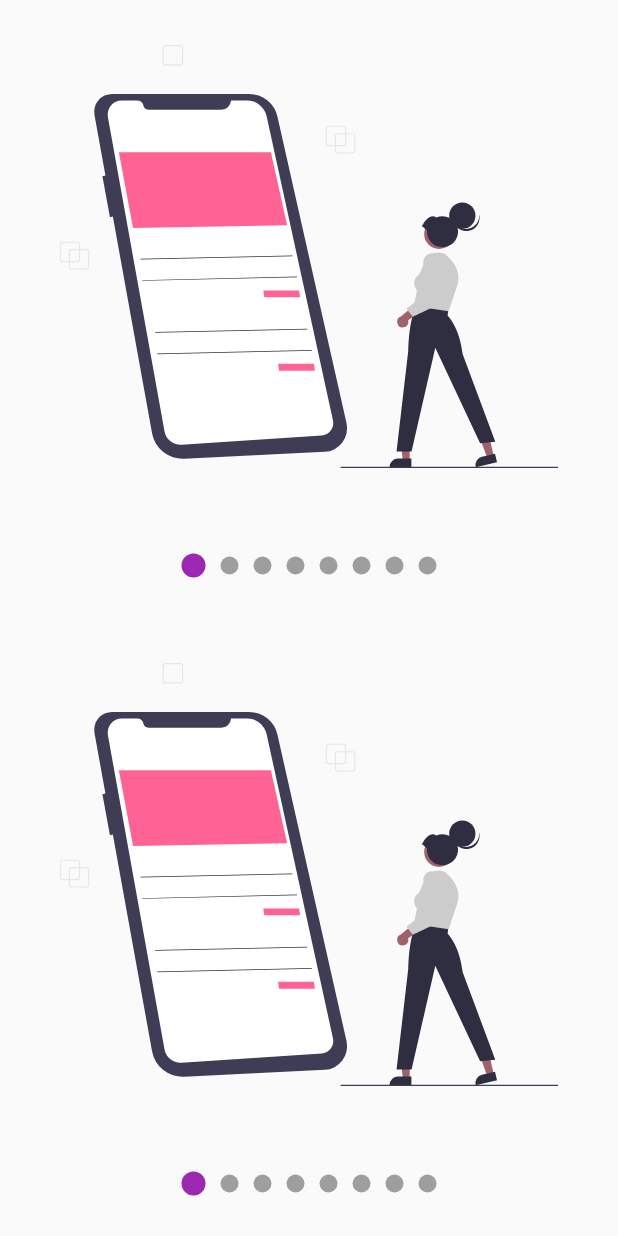
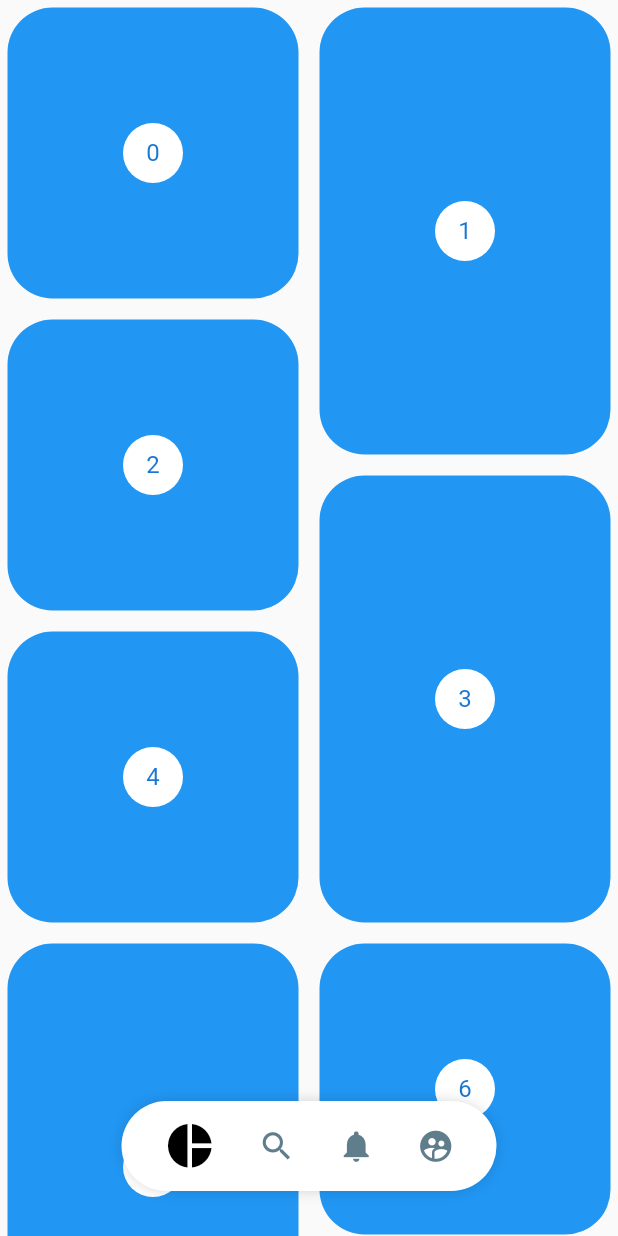
Before and after one commit to NachoBaez18/diseno3.0, a Flutter app: the screen it shows after launch, on a phone screen of 412 x 824 dp. Run offline on Flutter 3.47's test engine with Material 2 defaults, Android fonts, the light colour scheme and no system bars; our stand-ins replace flutter_svg.

Commit message:
agregamos menus y listados tipo pintreres

```diff
--- a/lib/main.dart
+++ b/lib/main.dart
@@ -2,7 +2,8 @@
 //import 'package:disenosp2/labs/circular_progress.dart';
 //import 'package:disenosp2/pages/graficas_circulares_page.dart';
 //import 'package:disenosp2/labs/slideShow_page.dart';
-import 'package:disenosp2/pages/slideShow_page.dart';
+import 'package:disenosp2/pages/pinteres_page.dart';
+//import 'package:disenosp2/pages/slideShow_page.dart';
 //import 'package:disenosp2/retos/cuadrado_animado_pages.dart';
 import 'package:flutter/material.dart';
 
@@ -16,7 +17,7 @@ class MyApp extends StatelessWidget {
     return MaterialApp(
       debugShowCheckedModeBanner: false,
       title: 'Diseños App',
-      home: SlidesshowPage(),
+      home: PinteresPage(),
     );
   }
 }
--- /dev/null
+++ b/lib/pages/pinteres_page.dart
@@ -0,0 +1,136 @@
+import 'package:disenosp2/widgets/pinteres_menu_widget.dart';
+import 'package:flutter/material.dart';
+import 'package:flutter_staggered_grid_view/flutter_staggered_grid_view.dart';
+import 'package:provider/provider.dart';
+
+class PinteresPage extends StatelessWidget {
+  @override
+  Widget build(BuildContext context) {
+    return ChangeNotifierProvider(
+      create: (_) => new _MenuModel(),
+      child: Scaffold(
+        body: Stack(
+          children: [PinteresGrid(), _PinteresMenuPosition()],
+        ),
+        //  body: PinterestMenu(),
+      ),
+    );
+  }
+}
+
+class _PinteresMenuPosition extends StatelessWidget {
+  @override
+  Widget build(BuildContext context) {
+    final widthPantalla = MediaQuery.of(context).size.width;
+    final mostrar = Provider.of<_MenuModel>(context).mostrar;
+    return Positioned(
+        bottom: 30,
+        child: Container(
+          width: widthPantalla,
+          child: Align(
+            child: PinterestMenu(
+              items: [
+                PinteresButton(
+                    onPressed: () {
+                      print('Icon pie_chart');
+                    },
+                    icon: Icons.pie_chart),
+                PinteresButton(
+                    onPressed: () {
+                      print('Icon search');
+                    },
+                    icon: Icons.search),
+                PinteresButton(
+                    onPressed: () {
+                      print('Icon notifications');
+                    },
+                    icon: Icons.notifications),
+                PinteresButton(
+                    onPressed: () {
+                      print('Icon supervised_user_circle');
+                    },
+                    icon: Icons.supervised_user_circle),
+              ],
+              mostrar: mostrar,
+            ),
+          ),
+        ));
+  }
+}
+
+class PinteresGrid extends StatefulWidget {
+  @override
+  State<PinteresGrid> createState() => _PinteresGridState();
+}
+
+class _PinteresGridState extends State<PinteresGrid> {
+  final List<int> items = List.generate(200, (index) => index);
+  ScrollController controller = new ScrollController();
+  double scrollAnterior = 0;
+
+  @override
+  void initState() {
+    controller.addListener(() {
+      if (controller.offset > scrollAnterior && controller.offset > 150) {
+        Provider.of<_MenuModel>(context, listen: false).mostrar = false;
+      } else {
+        Provider.of<_MenuModel>(context, listen: false).mostrar = true;
+      }
+      scrollAnterior = controller.offset;
+    });
+
+    super.initState();
+  }
+
+  @override
+  void dispose() {
+    controller.dispose();
+    super.dispose();
+  }
+
+  @override
+  Widget build(BuildContext context) {
+    return new StaggeredGridView.countBuilder(
+      controller: controller,
+      crossAxisCount: 4,
+      itemCount: items.length,
+      itemBuilder: (BuildContext context, int index) => _PinteresItems(index),
+      staggeredTileBuilder: (int index) =>
+          new StaggeredTile.count(2, index.isEven ? 2 : 3),
+      mainAxisSpacing: 4.0,
+      crossAxisSpacing: 4.0,
+    );
+  }
+}
+
+class _PinteresItems extends StatelessWidget {
+  final int index;
+  const _PinteresItems(this.index);
+
+  @override
+  Widget build(BuildContext context) {
+    return new Container(
+      margin: EdgeInsets.all(5),
+      decoration: BoxDecoration(
+          color: Colors.blue,
+          borderRadius: BorderRadius.all(Radius.circular(30))),
+      child: new Center(
+        child: new CircleAvatar(
+          backgroundColor: Colors.white,
+          child: new Text('$index'),
+        ),
+      ),
+    );
+  }
+}
+
+class _MenuModel with ChangeNotifier {
+  bool _mostrar = true;
+
+  bool get mostrar => this._mostrar;
+
+  set mostrar(bool valor) {
+    this._mostrar = valor;
+    notifyListeners();
+  }
+}
--- /dev/null
+++ b/lib/widgets/pinteres_menu_widget.dart
@@ -0,0 +1,165 @@
+import 'package:flutter/material.dart';
+import 'package:provider/provider.dart';
+
+class PinteresButton {
+  final Function() onPressed;
+  final IconData icon;
+
+  PinteresButton({required this.onPressed, required this.icon});
+}
+
+class PinterestMenu extends StatelessWidget {
+  final bool mostrar;
+  final Color backgroundColor;
+  final Color activeColor;
+  final Color inactiveColor;
+  final List<PinteresButton> items;
+
+  PinterestMenu(
+      {super.key,
+      required this.mostrar,
+      this.backgroundColor = Colors.white,
+      this.activeColor = Colors.black,
+      this.inactiveColor = Colors.blueGrey,
+      required this.items});
+
+  // final List<PinteresButton> items = [
+  //   PinteresButton(
+  //       onPressed: () {
+  //         print('Icon pie_chart');
+  //       },
+  //       icon: Icons.pie_chart),
+  //   PinteresButton(
+  //       onPressed: () {
+  //         print('Icon search');
+  //       },
+  //       icon: Icons.search),
+  //   PinteresButton(
+  //       onPressed: () {
+  //         print('Icon notifications');
+  //       },
+  //       icon: Icons.notifications),
+  //   PinteresButton(
+  //       onPressed: () {
+  //         print('Icon supervised_user_circle');
+  //       },
+  //       icon: Icons.supervised_user_circle),
+  // ];
+
+  @override
+  Widget build(BuildContext context) {
+    return ChangeNotifierProvider(
+        create: (context) => new _MenuModel(),
+        child: Builder(
+          builder: (BuildContext context) {
+            final ssModel = Provider.of<_MenuModel>(context);
+            ssModel.backgroundColor = this.backgroundColor;
+            ssModel.activeColor = this.activeColor;
+            ssModel.inactiveColor = this.inactiveColor;
+            return _EstructuraMenu(mostrar: mostrar, items: items);
+          },
+        ));
+  }
+}
+
+class _EstructuraMenu extends StatelessWidget {
+  const _EstructuraMenu({
+    Key? key,
+    required this.mostrar,
+    required this.items,
+  }) : super(key: key);
+
+  final bool mostrar;
+  final List<PinteresButton> items;
+
+  @override
+  Widget build(BuildContext context) {
+    return AnimatedOpacity(
+      duration: Duration(milliseconds: 250),
+      opacity: (mostrar) ? 1 : 0,
+      child: _PinteresMenuBackground(child: _MenuItems(items)),
+    );
+  }
+}
+
+class _PinteresMenuBackground extends StatelessWidget {
+  final Widget child;
+
+  _PinteresMenuBackground({required this.child});
+
+  @override
+  Widget build(BuildContext context) {
+    final backgroundColor = Provider.of<_MenuModel>(context).backgroundColor;
+    return Container(
+      child: child,
+      width: 250,
+      height: 60,
+      decoration: BoxDecoration(
+          color: backgroundColor,
+          borderRadius: BorderRadius.all(Radius.circular(100)),
+          boxShadow: <BoxShadow>[
+            BoxShadow(color: Colors.black38, blurRadius: 10, spreadRadius: -5)
+          ]),
+    );
+  }
+}
+
+class _MenuItems extends StatelessWidget {
+  final List<PinteresButton> menuItems;
+
+  _MenuItems(this.menuItems);
+
+  @override
+  Widget build(BuildContext context) {
+    return Row(
+        mainAxisAlignment: MainAxisAlignment.spaceEvenly,
+        children: List.generate(
+            menuItems.length, (i) => _PinterestMenuButton(i, menuItems[i])));
+  }
+}
+
+class _PinterestMenuButton extends StatelessWidget {
+  final int index;
+  final PinteresButton item;
+
+  _PinterestMenuButton(this.index, this.item);
+
+  @override
+  Widget build(BuildContext context) {
+    final ssModel = Provider.of<_MenuModel>(context);
+    final itemSeleccionado = ssModel.itemSeleccionado;
+
+    return GestureDetector(
+      onTap: () {
+        Provider.of<_MenuModel>(context, listen: false).itemSeleccionado =
+            index;
+        item.onPressed();
+      },
+      behavior: HitTestBehavior.translucent,
+      child: Container(
+        child: Icon(
+          item.icon,
+          size: (itemSeleccionado == index) ? 35 : 25,
+          color: (itemSeleccionado == index)
+              ? ssModel.activeColor
+              : ssModel.inactiveColor,
+        ),
+      ),
+    );
+  }
+}
+
+class _MenuModel with ChangeNotifier {
+  int _itemSeleccionado = 0;
+
+  Color backgroundColor = Colors.white;
+  Color activeColor = Colors.black;
+  Color inactiveColor = Colors.blueGrey;
+
+  int get itemSeleccionado => this._itemSeleccionado;
+
+  set itemSeleccionado(int index) {
+    this._itemSeleccionado = index;
+    notifyListeners();
+  }
+}
--- a/pubspec.yaml
+++ b/pubspec.yaml
@@ -38,6 +38,7 @@ dependencies:
   cupertino_icons: ^1.0.2
   flutter_svg: ^1.1.6
   provider: ^6.0.5
+  flutter_staggered_grid_view: ^0.4.1
 
 dev_dependencies:
   flutter_test:
```
Also changed, not shown: pubspec.lock.
